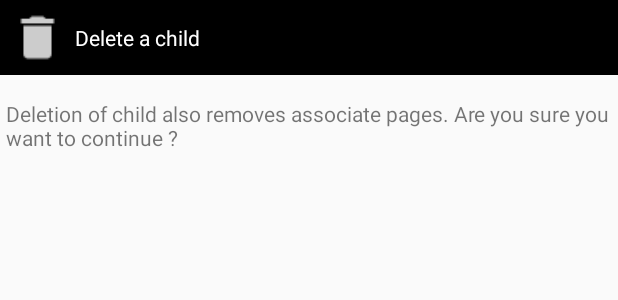
After one commit to Adaok/ComAutis, an Android app: the layout dialog_delete_child.xml on its own in the app's theme, with its tools: preview values and no code run, on a phone screen of 412 x 824 dp. The commit adds this screen. Shown: the top 300 px of the screen. Run offline under Robolectric (Android 15) with nearby library versions, the phone set to English and light mode, and no system bars.

Commit message:
add function delete child in database

```diff
--- /dev/null
+++ b/ComAutis/app/src/main/res/layout/dialog_delete_child.xml
@@ -0,0 +1,37 @@
+<?xml version="1.0" encoding="utf-8"?>
+<LinearLayout xmlns:android="http://schemas.android.com/apk/res/android"
+    android:orientation="vertical" android:layout_width="match_parent"
+    android:layout_height="match_parent">
+
+    <LinearLayout
+        android:layout_width="match_parent"
+        android:layout_height="wrap_content"
+        android:background="@color/black">
+
+        <ImageView
+            android:layout_width="@dimen/icon_item_size"
+            android:layout_height="@dimen/icon_item_size"
+            android:src="@drawable/ic_recycle_bin"
+            android:layout_gravity="center_vertical"
+            />
+
+        <TextView
+            android:layout_width="wrap_content"
+            android:layout_height="wrap_content"
+            android:text="@string/tv_header_ad_delete_child"
+            android:layout_gravity="center_vertical"
+            android:textColor="@color/white"/>
+
+    </LinearLayout>
+
+    <TextView
+        android:id="@+id/tv_ad_warning_delete"
+        android:text="@string/advertising_ad_delete_child"
+        android:layout_width="wrap_content"
+        android:layout_height="wrap_content"
+        android:layout_marginTop="16dp"
+        android:layout_marginBottom="4dp"
+        android:layout_marginRight="4dp"
+        android:layout_marginLeft="4dp"/>
+
+</LinearLayout>
--- a/ComAutis/app/src/main/res/values/strings.xml
+++ b/ComAutis/app/src/main/res/values/strings.xml
@@ -16,9 +16,14 @@
     <string name="tv_header_ad_add_child">Add a new child</string>
     <string name="btn_ad_positive">Ok</string>
     <string name="btn_ad_negative">Cancel</string>
+    <string name="tv_header_ad_delete_child">Delete a child</string>
+    <string name="advertising_ad_delete_child">Deletion of child also removes associate pages. Are you sure you want to continue ?</string>
+
+
+
+    <!-- Page List Activity and his dialog -->
     <string name="title_activity_choose_page">ChoosePageActivity</string>
     <string name="header_add_page">Add new page</string>
     <string name="page_name_information">Page name</string>
 
-
 </resources>
```
Also changed, not shown: ComAutis/app/src/main/java/com/lpiem_lyon1/comautis/ChooseChildActivity.java (+46 -3 lines), ComAutis/app/src/main/res/drawable-hdpi/ic_recycle_bin.png (added), ComAutis/app/src/main/res/drawable-mdpi/ic_recycle_bin.png (added), ComAutis/app/src/main/res/drawable-xhdpi/ic_recycle_bin.png (added), ComAutis/app/src/main/res/drawable-xxhdpi/ic_recycle_bin.png (added), 1 other file.
